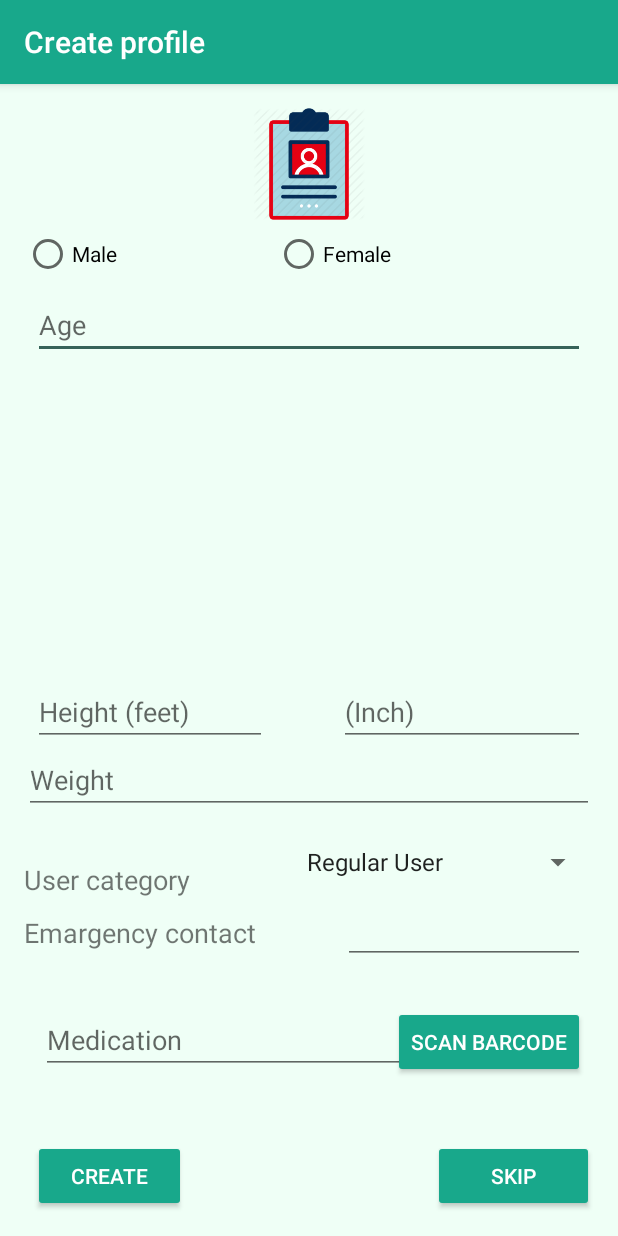
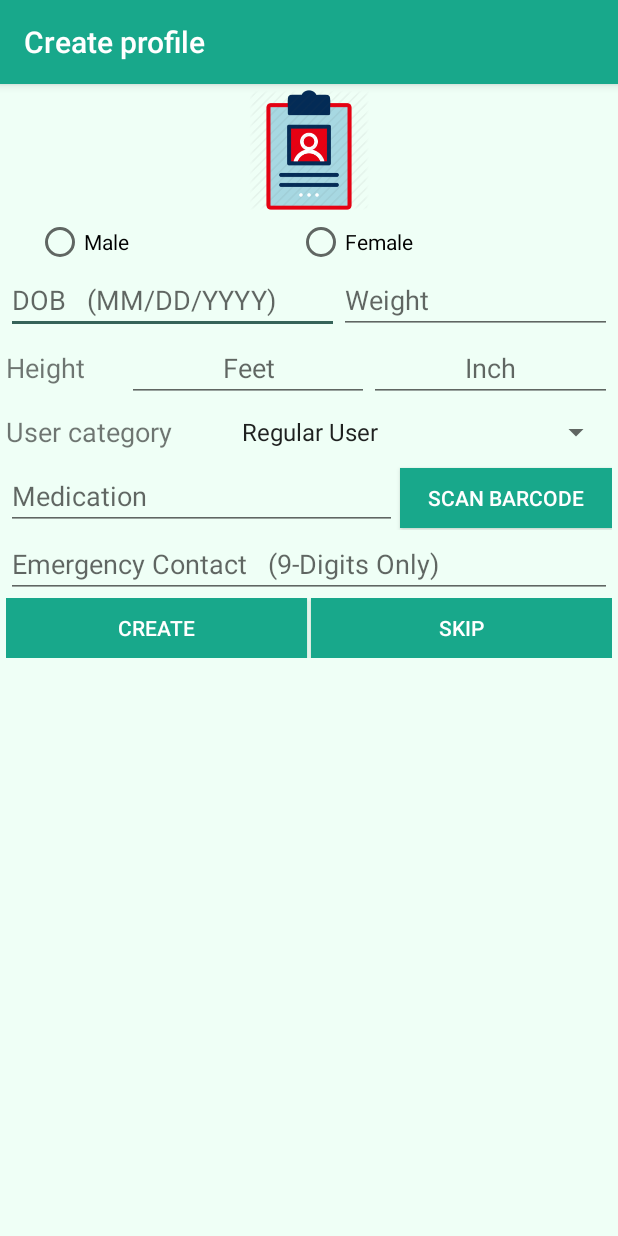
Before and after one commit to flstrout/EMS_Assist, an Android app: the screen it shows after launch (UserInfo), on a phone screen of 412 x 824 dp. Run offline under Robolectric (Android 15) with nearby library versions, the phone set to English and light mode, and no system bars; libraries missing offline, so code that uses them is left out: io.realm; 7 statements that could not run were skipped.

Commit message:
Re-Designed the User Info Form

```diff
--- a/EMSAssist/app/src/main/res/layout/activity_user_info.xml
+++ b/EMSAssist/app/src/main/res/layout/activity_user_info.xml
@@ -1,169 +1,177 @@
 <?xml version="1.0" encoding="utf-8"?>
-<RelativeLayout xmlns:android="http://schemas.android.com/apk/res/android"
+<LinearLayout xmlns:android="http://schemas.android.com/apk/res/android"
     xmlns:app="http://schemas.android.com/apk/res-auto"
     xmlns:tools="http://schemas.android.com/tools"
     android:layout_width="match_parent"
     android:layout_height="match_parent"
-    android:background="#effff6"
-    android:padding="16dp"
-    tools:context="com.fstrout.emsassist.UserInfo">
-
-    <EditText
-        android:id="@+id/age"
-        android:layout_width="368dp"
-        android:layout_height="wrap_content"
-        android:layout_alignParentTop="true"
-        android:layout_centerHorizontal="true"
-        android:layout_marginTop="122dp"
-        android:ems="10"
-        android:hint="Age"
-        android:inputType="number"
-        android:textAlignment="viewStart" />
-
-    <RadioGroup
-        android:layout_width="wrap_content"
-        android:layout_height="wrap_content"
-        android:layout_marginTop="81dp"
-        android:orientation="horizontal">
-
-        <RadioButton
-            android:id="@+id/radioMale"
-            android:layout_width="167dp"
-            android:layout_height="wrap_content"
-            android:text="Male" />
-
-        <RadioButton
-            android:id="@+id/radioFemale"
-            android:layout_width="194dp"
-            android:layout_height="wrap_content"
-            android:text="Female" />
-
-    </RadioGroup>
-
-    <EditText
-        android:id="@+id/heightFeet"
-        android:layout_width="156dp"
-        android:layout_height="wrap_content"
-        android:layout_above="@+id/weight"
-        android:layout_alignStart="@+id/age"
-        android:ems="10"
-        android:hint="Height (feet)"
-        android:inputType="number" />
-
-    <EditText
-        android:id="@+id/heightInches"
-        android:layout_width="164dp"
-        android:layout_height="wrap_content"
-        android:layout_alignEnd="@+id/age"
-        android:layout_alignTop="@+id/heightFeet"
-        android:ems="10"
-        android:hint="(Inch)"
-        android:inputType="number" />
-
-    <EditText
-        android:id="@+id/weight"
-        android:layout_width="match_parent"
-        android:layout_height="wrap_content"
-        android:layout_alignParentBottom="true"
-        android:layout_centerHorizontal="true"
-        android:layout_marginBottom="265dp"
-        android:ems="10"
-        android:hint="Weight"
-        android:inputType="number" />
-
-    <Spinner
-        android:id="@+id/spinner"
-        android:layout_width="207dp"
-        android:layout_height="wrap_content"
-        android:layout_alignBottom="@+id/userCat"
-        android:layout_alignEnd="@+id/imageView" />
-
-    <TextView
-        android:id="@+id/userCat"
-        android:layout_width="wrap_content"
-        android:layout_height="wrap_content"
-        android:layout_alignParentBottom="true"
-        android:layout_alignStart="@+id/imageView"
-        android:layout_marginBottom="209dp"
-        android:text="User category"
-        android:textSize="18sp" />
-
-    <Button
-        android:id="@+id/createButton"
-        android:layout_width="102dp"
-        android:layout_height="wrap_content"
-        android:layout_alignParentBottom="true"
-        android:layout_alignStart="@+id/age"
-        android:text="Create"
-        style="@style/Widget.AppCompat.Button.Colored"
-        android:theme="@style/Themed.Button"/>
-
-    <Button
-        android:id="@+id/skipButton"
-        android:layout_width="107dp"
-        android:layout_height="wrap_content"
-        android:layout_alignEnd="@+id/imageView"
-        android:layout_alignTop="@+id/createButton"
-        android:text="Skip"
-        style="@style/Widget.AppCompat.Button.Colored"
-        android:theme="@style/Themed.Button"/>
-
-    <EditText
-        android:id="@+id/contactNumber"
-        android:layout_width="161dp"
-        android:layout_height="33dp"
-        android:layout_alignEnd="@+id/age"
-        android:layout_alignTop="@+id/textView3"
-        android:ems="10"
-        android:inputType="phone" />
-
-    <TextView
-        android:id="@+id/textView3"
-        android:layout_width="161dp"
-        android:layout_height="37dp"
-        android:layout_alignParentBottom="true"
-        android:layout_alignStart="@+id/imageView"
-        android:layout_marginBottom="161dp"
-        android:text="Emargency contact"
-        android:textSize="18sp" />
-
-    <TextView
-        android:id="@+id/textView4"
-        android:layout_width="wrap_content"
-        android:layout_height="wrap_content"
-        android:layout_alignParentBottom="true"
-        android:layout_alignStart="@+id/imageView"
-        android:layout_marginBottom="118dp" />
-
-    <EditText
-        android:id="@+id/medication"
-        android:layout_width="244dp"
-        android:layout_height="wrap_content"
-        android:layout_alignTop="@+id/textView4"
-        android:layout_marginEnd="17dp"
-        android:layout_toStartOf="@+id/skipButton"
-        android:ems="10"
-        android:hint="Medication"
-        android:inputType="textPersonName" />
-
-    <Button
-        android:id="@+id/scanBarcode"
-        android:layout_width="wrap_content"
-        android:layout_height="wrap_content"
-        android:layout_alignEnd="@+id/age"
-        android:layout_alignTop="@+id/textView4"
-        android:text="Scan barcode"
-        style="@style/Widget.AppCompat.Button.Colored"
-        android:theme="@style/Themed.Button"/>
+    android:background="@color/colorLight"
+    tools:context="com.fstrout.emsassist.UserInfo"
+    android:padding="4dp"
+    android:orientation="vertical">
 
     <ImageView
         android:id="@+id/imageView"
         android:layout_width="match_parent"
         android:layout_height="80dp"
-        android:layout_alignParentTop="true"
-        android:layout_centerHorizontal="true"
-        android:paddingBottom="5dp"
         app:srcCompat="@drawable/medical_icon" />
 
+    <RadioGroup
+        android:layout_width="match_parent"
+        android:layout_height="wrap_content"
+        android:orientation="horizontal"
+        android:weightSum="100"
+        android:layout_marginTop="5dp"
+        android:layout_marginEnd="20dp"
+        android:layout_marginStart="20dp">
 
-</RelativeLayout>
+        <RadioButton
+            android:id="@+id/radioMale"
+            android:layout_width="wrap_content"
+            android:layout_height="wrap_content"
+            android:text="Male"
+            android:layout_weight="50"/>
+
+        <RadioButton
+            android:id="@+id/radioFemale"
+            android:layout_width="wrap_content"
+            android:layout_height="wrap_content"
+            android:text="Female"
+            android:layout_weight="50"/>
+    </RadioGroup>
+
+    <LinearLayout
+        android:layout_width="match_parent"
+        android:layout_height="wrap_content"
+        android:orientation="horizontal"
+        android:weightSum="100">
+
+        <EditText
+            android:id="@+id/age"
+            android:layout_width="0dp"
+            android:layout_height="wrap_content"
+            android:hint="DOB   (MM/DD/YYYY)"
+            android:inputType="number"
+            android:layout_weight="55"/>
+
+        <EditText
+            android:id="@+id/weight"
+            android:layout_width="0dp"
+            android:layout_height="wrap_content"
+            android:hint="Weight"
+            android:inputType="number"
+            android:layout_weight="45"/>
+    </LinearLayout>
+
+    <LinearLayout
+        android:layout_width="match_parent"
+        android:layout_height="wrap_content"
+        android:orientation="horizontal"
+        android:weightSum="100">
+
+        <TextView
+            android:layout_width="0dp"
+            android:layout_height="wrap_content"
+            android:text="Height"
+            android:layout_weight="20"
+            android:textSize="18sp"/>
+        <EditText
+            android:id="@+id/heightFeet"
+            android:layout_width="0dp"
+            android:layout_height="wrap_content"
+            android:hint="Feet"
+            android:inputType="number"
+            android:layout_weight="40"
+            android:gravity="center"/>
+
+        <EditText
+            android:id="@+id/heightInches"
+            android:layout_width="0dp"
+            android:layout_height="wrap_content"
+            android:hint="Inch"
+            android:inputType="number"
+            android:layout_weight="40"
+            android:gravity="center"/>
+    </LinearLayout>
+
+    <LinearLayout
+        android:layout_width="match_parent"
+        android:layout_height="40dp"
+        android:orientation="horizontal"
+        android:weightSum="100"
+        android:gravity="center_vertical">
+
+        <TextView
+            android:id="@+id/userCat"
+            android:layout_width="0dp"
+            android:layout_height="wrap_content"
+            android:text="User category"
+            android:textSize="18sp"
+            android:layout_weight="35"/>
+
+        <Spinner
+            android:id="@+id/spinner"
+            android:layout_width="0dp"
+            android:layout_height="wrap_content"
+            android:layout_weight="65"/>
+    </LinearLayout>
+
+    <LinearLayout
+        android:layout_width="match_parent"
+        android:layout_height="wrap_content"
+        android:orientation="horizontal"
+        android:weightSum="100">
+
+        <EditText
+            android:id="@+id/medication"
+            android:layout_width="0dp"
+            android:layout_height="wrap_content"
+            android:hint="Medication"
+            android:inputType="textPersonName"
+            android:layout_weight="65"/>
+
+        <Button
+            android:id="@+id/scanBarcode"
+            android:layout_width="0dp"
+            android:layout_height="40dp"
+            android:text="Scan barcode"
+            android:background="@color/colorPrimary"
+            android:textColor="#ffffff"
+            android:layout_marginStart="2dp"
+            android:layout_weight="35"/>
+    </LinearLayout>
+
+    <EditText
+        android:id="@+id/contactNumber"
+        android:layout_width="match_parent"
+        android:layout_height="wrap_content"
+        android:inputType="phone"
+        android:hint="Emergency Contact   (9-Digits Only)"/>
+
+    <LinearLayout
+        android:layout_width="match_parent"
+        android:layout_height="40dp"
+        android:orientation="horizontal"
+        android:weightSum="100">
+
+        <Button
+            android:id="@+id/createButton"
+            android:layout_width="0dp"
+            android:layout_height="wrap_content"
+            android:text="Create"
+            android:background="@color/colorPrimary"
+            android:textColor="#ffffff"
+            android:layout_weight="50"
+            android:layout_marginEnd="1dp"/>
+
+        <Button
+            android:id="@+id/skipButton"
+            android:layout_width="0dp"
+            android:layout_height="wrap_content"
+            android:text="Skip"
+            android:background="@color/colorPrimary"
+            android:textColor="#ffffff"
+            android:layout_weight="50"
+            android:layout_marginStart="1dp"/>
+    </LinearLayout>
+
+</LinearLayout>
--- a/EMSAssist/app/src/main/res/menu/nav_menu.xml
+++ b/EMSAssist/app/src/main/res/menu/nav_menu.xml
@@ -10,4 +10,6 @@
         android:title="Interview"/>
     <item android:id="@+id/head_to_toe"
         android:title="Head-To-Toe"/>
+    <item android:id="@+id/exit"
+        android:title="Exit"/>
 </menu>
--- a/EMSAssist/app/src/main/res/values/colors.xml
+++ b/EMSAssist/app/src/main/res/values/colors.xml
@@ -3,4 +3,5 @@
     <color name="colorPrimary">#18a88b</color>
     <color name="colorPrimaryDark">#366359</color>
     <color name="colorAccent">#366359</color>
+    <color name="colorLight">#effff6</color>
 </resources>
```
Also changed, not shown: EMSAssist/app/src/main/java/com/fstrout/emsassist/AssessmentActivity.java (+35 -36 lines), EMSAssist/app/src/main/res/layout/activity_main.xml (+30 -20 lines), EMSAssist/app/src/main/res/layout/content_assessment.xml (+36 -6 lines), EMSAssist/app/src/main/res/drawable/blue_star.png (deleted), EMSAssist/app/src/main/res/drawable/button_call.png (renamed from EMSAssist/app/src/main/res/drawable/red_call.png), EMSAssist/app/src/main/res/drawable/button_green_star.png (renamed from EMSAssist/app/src/main/res/drawable/green_star.png), EMSAssist/app/src/main/res/drawable/button_panic.png (added), EMSAssist/app/src/main/res/drawable/panic_button.png (deleted).
